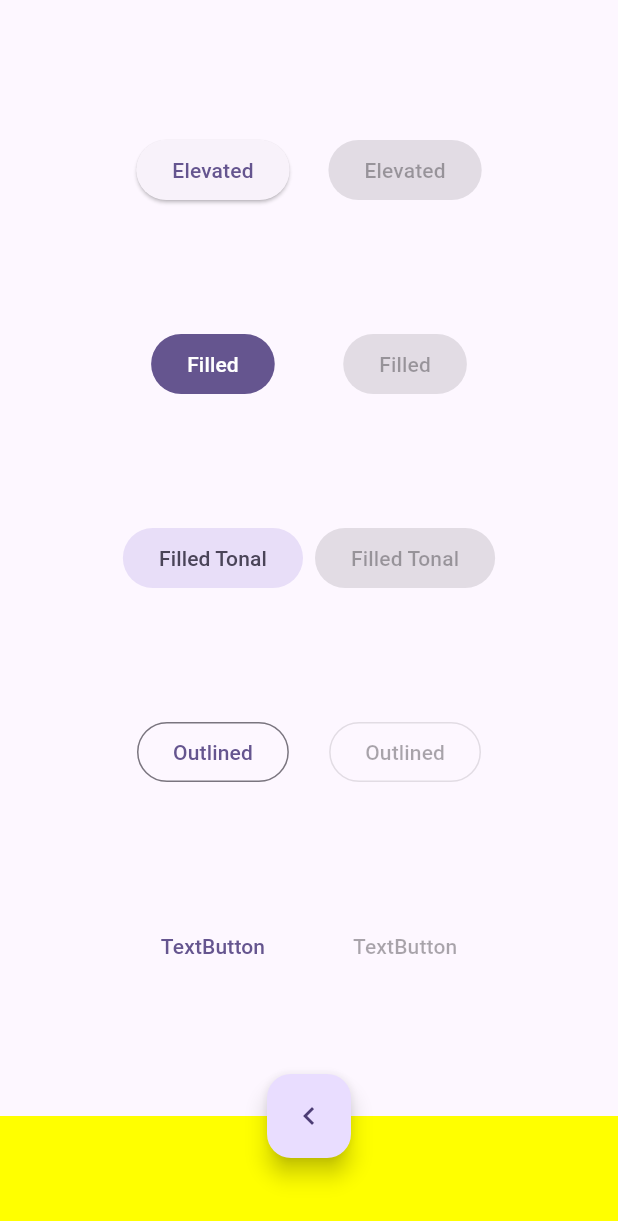
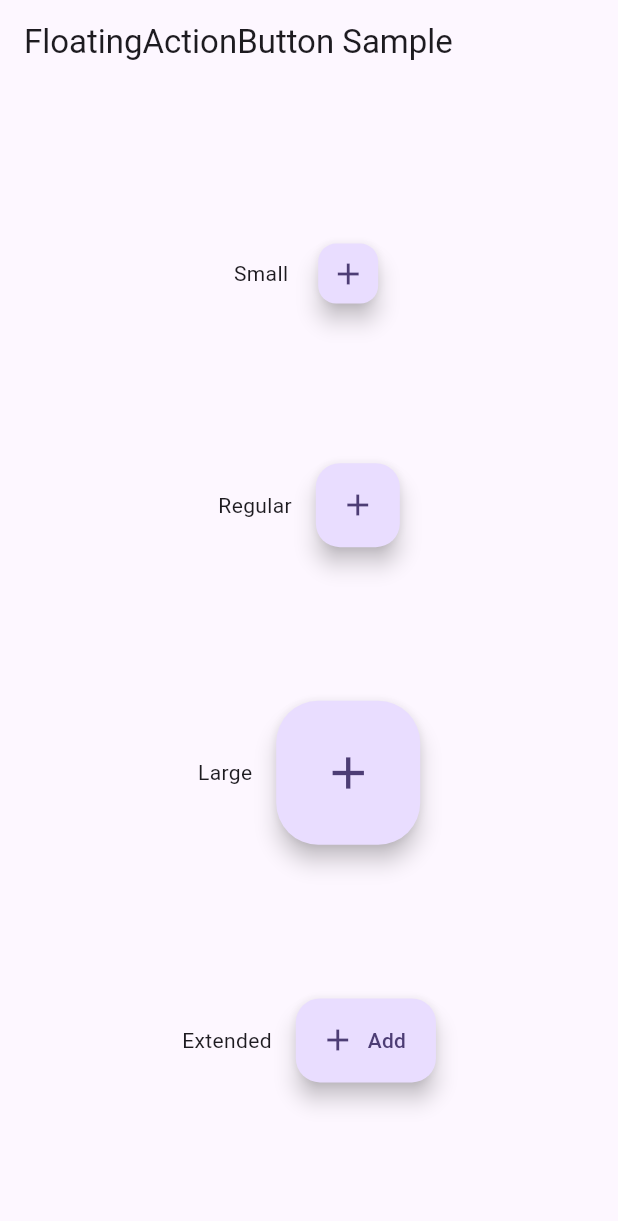
Before and after one commit to Khammunh/fast, a Flutter app: the screen it shows after launch, on a phone screen of 412 x 824 dp. Shown: the top 1221 px of the screen. Run offline on Flutter 3.47's test engine with Material 2 defaults, Android fonts, the light colour scheme and no system bars.

```diff
--- a/lib/ButtonTypeGroup.dart
+++ /dev/null
@@ -1,45 +0,0 @@
-// ignore_for_file: file_names
-
-import 'package:flutter/material.dart';
-
-class ButtonTypeGroup extends StatelessWidget {
-  const ButtonTypeGroup({
-    super.key,
-    required this.enabled,
-  });
-  final bool enabled;
-
-  @override
-  Widget build(BuildContext context) {
-    final VoidCallback? onPressed = enabled ? () {} : null;
-    return Padding(
-      padding: const EdgeInsets.all(4.0),
-      child: Column(
-        mainAxisAlignment: MainAxisAlignment.spaceEvenly,
-        children: [
-          ElevatedButton(
-            onPressed: onPressed,
-            child: const Text('Elevated'),
-          ),
-          FilledButton(
-            onPressed: onPressed,
-            child: const Text('Filled'),
-          ),
-          FilledButton.tonal(
-            onPressed: onPressed,
-            child: const Text('Filled Tonal'),
-          ),
-          OutlinedButton(
-            onPressed: onPressed,
-            child: const Text('Outlined'),
-          ),
-          TextButton(
-            onPressed: onPressed,
-            child: const Text('TextButton'),
-          ),
-        ],
-      ),
-    );
-
-  }
-}
--- a/lib/ButtonTypesExample.dart
+++ /dev/null
@@ -1,23 +0,0 @@
-// ignore_for_file: file_names
-
-import 'package:fast/ButtonTypeGroup.dart';
-import 'package:flutter/material.dart';
-
-class ButtonTypesExample extends StatelessWidget {
-  const ButtonTypesExample({super.key});
-
-  @override
-  Widget build(BuildContext context) {
-    return const Padding(
-      padding: EdgeInsets.all(4.0),
-      child: Row(
-        children: <Widget>[
-          Spacer(),
-          ButtonTypeGroup(enabled: true),
-          ButtonTypeGroup(enabled: false),
-          Spacer(),
-        ],
-      ),
-    );
-  }
-}
--- /dev/null
+++ b/lib/fabExample.dart
@@ -0,0 +1,85 @@
+// ignore_for_file: file_names
+
+import 'package:flutter/material.dart';
+
+class FabExample extends StatelessWidget {
+  const FabExample({super.key});
+
+  @override
+  Widget build(BuildContext context) {
+    const floatingText = 'FloatingActionButton Sample';
+    return Scaffold(
+      appBar: AppBar(
+        title: const Text(floatingText),
+      ),
+      body: Center(
+        child: Column(
+          mainAxisAlignment: MainAxisAlignment.spaceEvenly,
+          children: [
+            Row(
+              mainAxisAlignment: MainAxisAlignment.center,
+              children: [
+                const Text('Small'),
+                const SizedBox(
+                  width: 16,
+                ),
+                FloatingActionButton.small(
+                  onPressed: () {
+                    //
+                  },
+                  child: const Icon(Icons.add),
+                ),
+              ],
+            ),
+            Row(
+              mainAxisAlignment: MainAxisAlignment.center,
+              children: [
+                const Text('Regular'),
+                const SizedBox(
+                  width: 16,
+                ),
+                FloatingActionButton(
+                  onPressed: () {
+                    //
+                  },
+                  child: const Icon(Icons.add),
+                )
+              ],
+            ),
+            Row(
+              mainAxisAlignment: MainAxisAlignment.center,
+              children: [
+                const Text('Large'),
+                const SizedBox(
+                  width: 16,
+                ),
+                FloatingActionButton.large(
+                  onPressed: () {
+                    //
+                  },
+                  child: const Icon(Icons.add),
+                )
+              ],
+            ),
+            Row(
+              mainAxisAlignment: MainAxisAlignment.center,
+              children: [
+                const Text('Extended'),
+                const SizedBox(
+                  width: 16,
+                ),
+                FloatingActionButton.extended(
+                  onPressed: () {
+                    //
+                  },
+                  label: const Text('Add'),
+                  icon: const Icon(Icons.add),
+                )
+              ],
+            )
+          ],
+        ),
+      ),
+    );
+  }
+}
--- a/lib/main.dart
+++ b/lib/main.dart
@@ -1,39 +1,24 @@
 import 'package:flutter/material.dart';
 
-import 'ButtonTypesExample.dart';
+import 'fabExample.dart';
 
 void main() {
   runApp(
-    const ButtonApp(),
+    const FloatingActionButtonExample(),
   );
 }
 
-class ButtonApp extends StatelessWidget {
-  const ButtonApp({super.key});
+class FloatingActionButtonExample extends StatelessWidget {
+  const FloatingActionButtonExample({super.key});
 
   @override
   Widget build(BuildContext context) {
-    const title = 'Button Types';
     return MaterialApp(
       theme: ThemeData(
         colorSchemeSeed: const Color(0xff6750a4),
         useMaterial3: true,
       ),
-      title: title,
-      home: Scaffold(
-        body: const ButtonTypesExample(),
-        floatingActionButton: FloatingActionButton(
-          onPressed: () {},
-          child: const Icon(Icons.navigate_before),
-        ),
-        bottomNavigationBar: BottomAppBar(
-          child: Container(
-            height: 50.0,
-          ),
-          color: Colors.yellowAccent,
-        ),
-        floatingActionButtonLocation: FloatingActionButtonLocation.miniCenterDocked,
-      ),
+      home: const FabExample(),
     );
   }
 }
```
